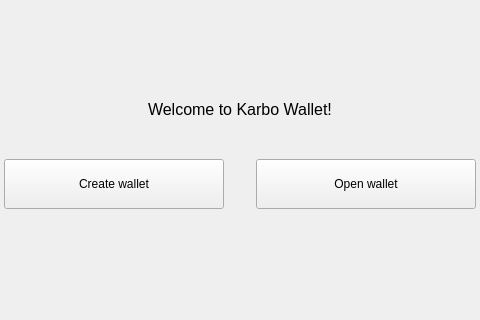
Above: src/gui/ui/nowalletframe.ui from discretecoin/discrete-wallet before the change; both pictures show x 179 to 659 and y 0 to 320 of the 838 by 562 pixel window. Below: the same form after it.
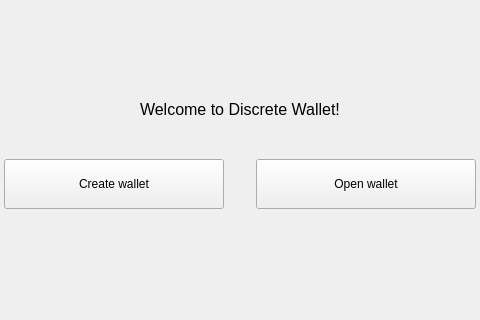
That is the form after the change.

What changed in the file:
```diff
--- a/src/gui/ui/nowalletframe.ui
+++ b/src/gui/ui/nowalletframe.ui
@@ -59,7 +59,7 @@
       </font>
      </property>
      <property name="text">
-      <string>Welcome to Karbo Wallet!</string>
+      <string>Welcome to Discrete Wallet!</string>
      </property>
     </widget>
    </item>
```
